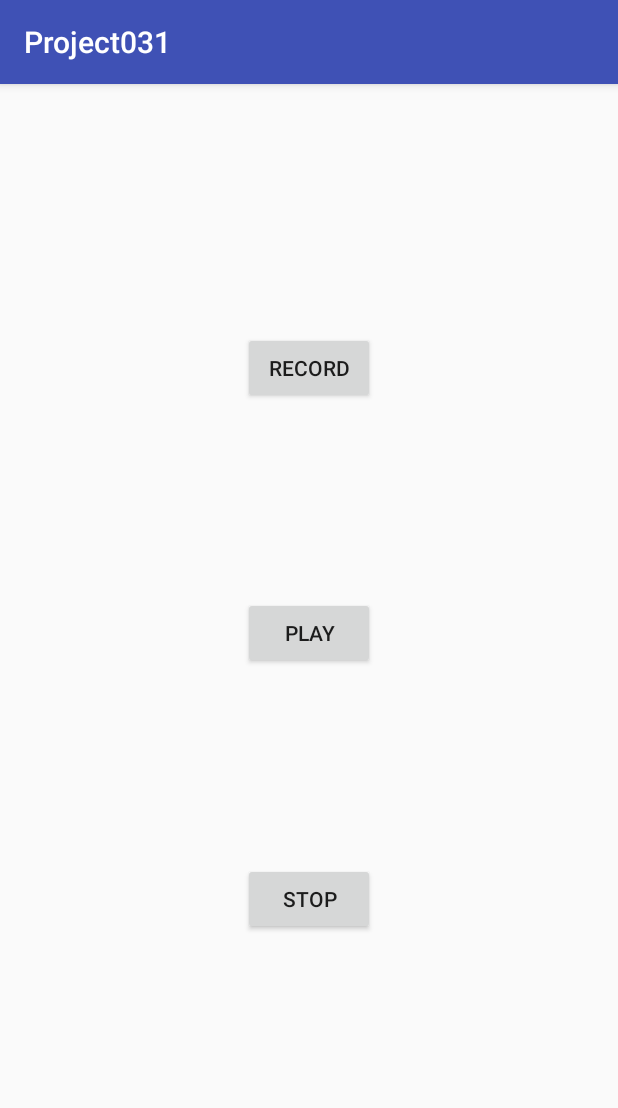
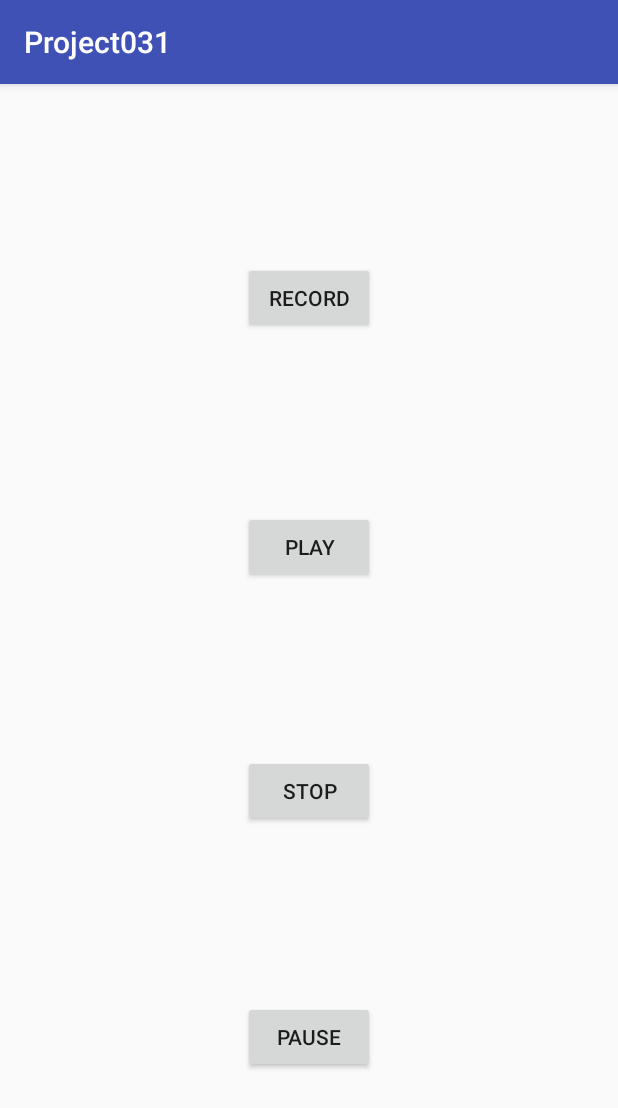
Before and after one commit to aidrones/Project031RecordAndPlayback, an Android app: the screen it shows after launch (MainActivity), on a phone screen of 412 x 824 dp. Shown: the top 1108 px of the screen. Run offline under Robolectric (Android 15) with nearby library versions, the phone set to English and light mode, and no system bars.

Commit message:
Record and playback center buttons, Added stop button 4/15/18. Added pause button.

```diff
--- a/app/src/main/java/com/recordingandplayback/project031/MainActivity.kt
+++ b/app/src/main/java/com/recordingandplayback/project031/MainActivity.kt
@@ -34,6 +34,12 @@ class MainActivity: AppCompatActivity () {
             val mediaPlayer = MediaPlayer.create(this, url1)
             mediaPlayer.stop()
         }
+
+        val btnPause = findViewById (R.id.btnPause) as Button
+        btnPause.setOnClickListener {
+            val mediaPlayer = MediaPlayer.create(this, url1)
+            mediaPlayer.pause()
+        }
     }
 
     override fun onActivityResult (requestCode: Int, resultCode: Int, data: Intent) {
--- a/app/src/main/res/layout/activity_main.xml
+++ b/app/src/main/res/layout/activity_main.xml
@@ -11,33 +11,41 @@
         android:id="@+id/btnRecord"
         android:layout_width="wrap_content"
         android:layout_height="wrap_content"
-        android:layout_marginBottom="32dp"
-        android:layout_marginTop="100dp"
+        android:layout_marginBottom="10dp"
+        android:layout_marginTop="10dp"
         android:text="Record"
         app:layout_constraintBottom_toTopOf="@+id/btnPlay"
-        app:layout_constraintStart_toStartOf="@+id/btnPlay"
+        app:layout_constraintEnd_toEndOf="parent"
+        app:layout_constraintStart_toStartOf="parent"
         app:layout_constraintTop_toTopOf="parent" />
 
     <Button
         android:id="@+id/btnPlay"
         android:layout_width="wrap_content"
         android:layout_height="wrap_content"
-        android:layout_marginBottom="32dp"
-        android:layout_marginTop="32dp"
+        android:layout_marginBottom="6dp"
         android:text="Play"
         app:layout_constraintBottom_toTopOf="@+id/btnStop"
-        app:layout_constraintStart_toStartOf="@+id/btnStop"
+        app:layout_constraintStart_toStartOf="@+id/btnRecord"
         app:layout_constraintTop_toBottomOf="@+id/btnRecord" />
 
     <Button
         android:id="@+id/btnStop"
         android:layout_width="wrap_content"
         android:layout_height="wrap_content"
-        android:layout_marginBottom="136dp"
-        android:layout_marginTop="32dp"
+        android:layout_marginBottom="8dp"
         android:text="Stop"
+        app:layout_constraintBottom_toTopOf="@+id/btnPause"
+        app:layout_constraintStart_toStartOf="@+id/btnPlay"
+        app:layout_constraintTop_toBottomOf="@+id/btnPlay" />
+
+    <Button
+        android:id="@+id/btnPause"
+        android:layout_width="wrap_content"
+        android:layout_height="wrap_content"
+        android:text="Pause"
         app:layout_constraintBottom_toBottomOf="parent"
         app:layout_constraintEnd_toEndOf="parent"
         app:layout_constraintStart_toStartOf="parent"
-        app:layout_constraintTop_toBottomOf="@+id/btnPlay" />
+        app:layout_constraintTop_toBottomOf="@+id/btnStop" />
 </android.support.constraint.ConstraintLayout>
```
